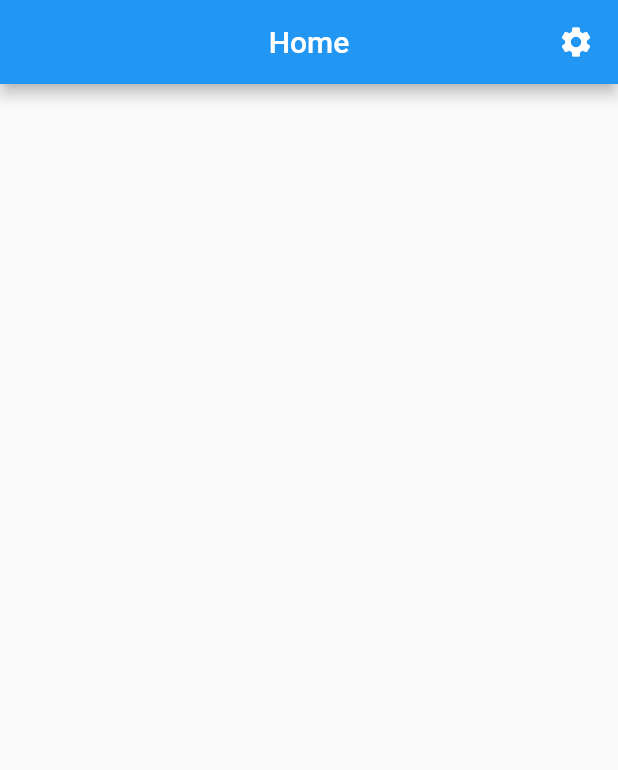
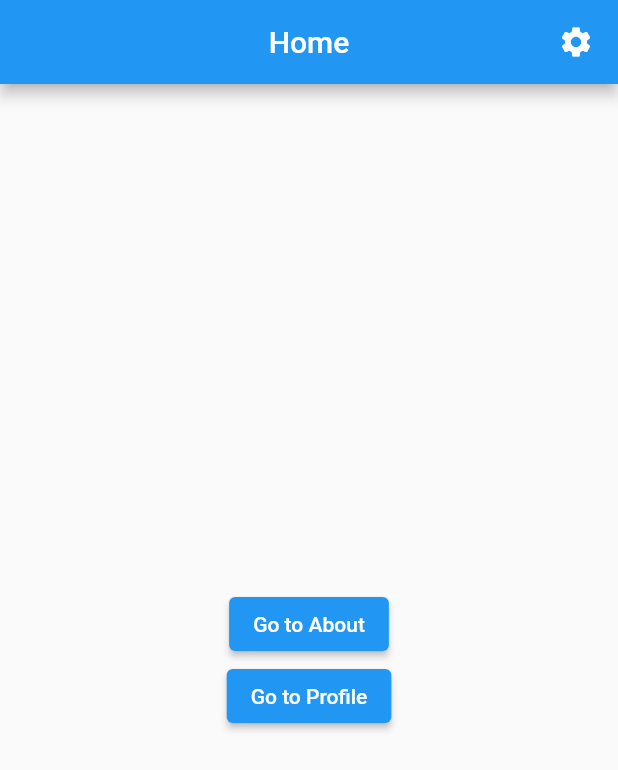
Before and after one commit to Chukcyihub/screens_navigation, a Flutter app: the screen it shows after launch, on a phone screen of 412 x 824 dp. Shown: the top 770 px of the screen. Run offline on Flutter 3.47's test engine with Material 2 defaults, Android fonts, the phone set to English and light mode, and no system bars.

Commit message:
completed part of the navigation screens

```diff
--- a/lib/screens/home_screen.dart
+++ b/lib/screens/home_screen.dart
@@ -1,4 +1,8 @@
 import 'package:flutter/material.dart';
+import 'package:rechargeme/reusable_functions/reusable.dart';
+import 'package:rechargeme/screens/about_screen.dart';
+import 'package:rechargeme/screens/profile_screen.dart';
+import 'package:rechargeme/screens/settings_screen.dart';
 
 class HomeScreen extends StatefulWidget {
   const HomeScreen({super.key});
@@ -14,12 +18,35 @@ class _HomeScreenState extends State<HomeScreen> {
       appBar: AppBar(
         centerTitle: true,
         title: const Text("Home"),
-        actions: const [
-          Padding(
-            padding: EdgeInsets.all(16.0),
-            child: Icon(Icons.settings),
+        actions: [
+          GestureDetector(
+            onTap: () {
+              from(context, const Settings());
+            },
+            child: const Padding(
+              padding: EdgeInsets.all(16.0),
+              child: Icon(Icons.settings),
+            ),
           ),
         ],
+      ),
+      body: Center(
+        child: Column(
+          mainAxisAlignment: MainAxisAlignment.center,
+          children: [
+            ElevatedButton(
+              onPressed: (() {
+                from(context, const AboutScreen());
+              }),
+              child: const Text("Go to About"),
+            ),
+            ElevatedButton(
+                onPressed: (() {
+                  from(context, const Profile());
+                }),
+                child: const Text("Go to Profile"))
+          ],
+        ),
       ),
     );
   }
--- /dev/null
+++ b/lib/screens/profile_screen.dart
@@ -0,0 +1,29 @@
+import 'package:flutter/material.dart';
+import 'package:rechargeme/reusable_functions/reusable.dart';
+import 'package:rechargeme/screens/settings_screen.dart';
+
+class Profile extends StatefulWidget {
+  const Profile({super.key});
+
+  @override
+  State<Profile> createState() => _ProfileState();
+}
+
+class _ProfileState extends State<Profile> {
+  @override
+  Widget build(BuildContext context) {
+    return Scaffold(
+      appBar: AppBar(
+        centerTitle: true,
+        title: const Text("Profile"),
+      ),
+      body: Center(
+        child: ElevatedButton(
+            onPressed: (() {
+              from(context, const Settings());
+            }),
+            child: const Text("Go to Settings")),
+      ),
+    );
+  }
+}
```
Also changed, not shown: lib/reusable_functions/reusable.dart (added, +12 -0 lines), lib/screens/about_screen.dart (added, +40 -0 lines), lib/screens/settings_screen.dart (added, +20 -0 lines).
